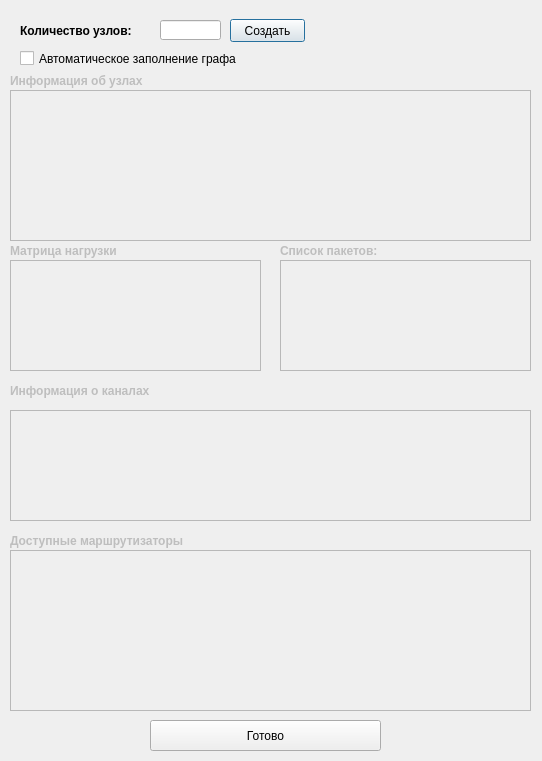
qwsnxnjene/comp-networks, file input.ui: the form before one commit.
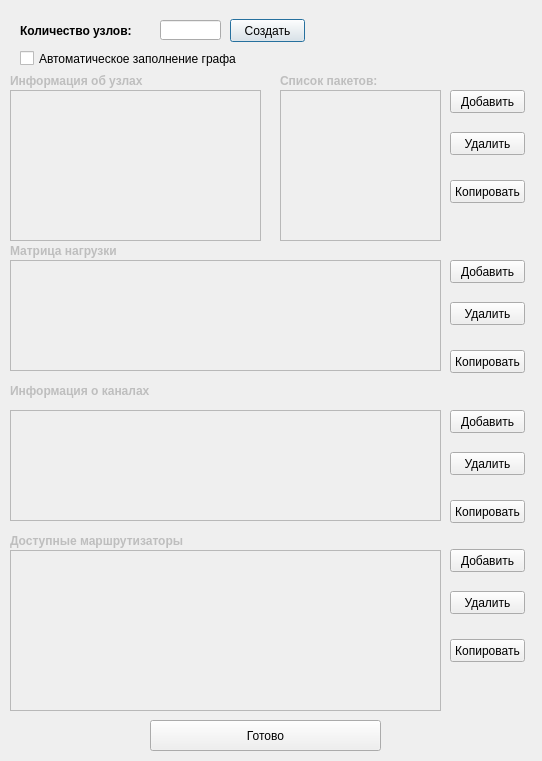
The form after the commit.

Commit message: add input functionality

Diff of the .ui file:
```diff
--- a/input.ui
+++ b/input.ui
@@ -50,7 +50,7 @@
     <rect>
      <x>10</x>
      <y>90</y>
-     <width>521</width>
+     <width>251</width>
      <height>151</height>
     </rect>
    </property>
@@ -107,7 +107,7 @@
     <rect>
      <x>10</x>
      <y>260</y>
-     <width>251</width>
+     <width>431</width>
      <height>111</height>
     </rect>
    </property>
@@ -120,7 +120,7 @@
     <rect>
      <x>10</x>
      <y>550</y>
-     <width>521</width>
+     <width>431</width>
      <height>161</height>
     </rect>
    </property>
@@ -155,7 +155,7 @@
     <rect>
      <x>10</x>
      <y>410</y>
-     <width>521</width>
+     <width>431</width>
      <height>111</height>
     </rect>
    </property>
@@ -215,9 +215,9 @@
    <property name="geometry">
     <rect>
      <x>280</x>
-     <y>260</y>
-     <width>251</width>
-     <height>111</height>
+     <y>90</y>
+     <width>161</width>
+     <height>151</height>
     </rect>
    </property>
   </widget>
@@ -228,7 +228,7 @@
    <property name="geometry">
     <rect>
      <x>280</x>
-     <y>230</y>
+     <y>60</y>
      <width>131</width>
      <height>41</height>
     </rect>
@@ -256,6 +256,162 @@
     <string>Готово</string>
    </property>
   </widget>
+  <widget class="QPushButton" name="addButtonLoads">
+   <property name="geometry">
+    <rect>
+     <x>450</x>
+     <y>260</y>
+     <width>75</width>
+     <height>23</height>
+    </rect>
+   </property>
+   <property name="text">
+    <string>Добавить</string>
+   </property>
+  </widget>
+  <widget class="QPushButton" name="deleteButtonLoads">
+   <property name="geometry">
+    <rect>
+     <x>450</x>
+     <y>302</y>
+     <width>75</width>
+     <height>23</height>
+    </rect>
+   </property>
+   <property name="text">
+    <string>Удалить</string>
+   </property>
+  </widget>
+  <widget class="QPushButton" name="copyButtonLoads">
+   <property name="geometry">
+    <rect>
+     <x>450</x>
+     <y>350</y>
+     <width>75</width>
+     <height>23</height>
+    </rect>
+   </property>
+   <property name="text">
+    <string>Копировать</string>
+   </property>
+  </widget>
+  <widget class="QPushButton" name="copyButtonPackages">
+   <property name="geometry">
+    <rect>
+     <x>450</x>
+     <y>180</y>
+     <width>75</width>
+     <height>23</height>
+    </rect>
+   </property>
+   <property name="text">
+    <string>Копировать</string>
+   </property>
+  </widget>
+  <widget class="QPushButton" name="deleteButtonPackages">
+   <property name="geometry">
+    <rect>
+     <x>450</x>
+     <y>132</y>
+     <width>75</width>
+     <height>23</height>
+    </rect>
+   </property>
+   <property name="text">
+    <string>Удалить</string>
+   </property>
+  </widget>
+  <widget class="QPushButton" name="addButtonPackages">
+   <property name="geometry">
+    <rect>
+     <x>450</x>
+     <y>90</y>
+     <width>75</width>
+     <height>23</height>
+    </rect>
+   </property>
+   <property name="text">
+    <string>Добавить</string>
+   </property>
+  </widget>
+  <widget class="QPushButton" name="addButtonChannels">
+   <property name="geometry">
+    <rect>
+     <x>450</x>
+     <y>410</y>
+     <width>75</width>
+     <height>23</height>
+    </rect>
+   </property>
+   <property name="text">
+    <string>Добавить</string>
+   </property>
+  </widget>
+  <widget class="QPushButton" name="copyButtonChannels">
+   <property name="geometry">
+    <rect>
+     <x>450</x>
+     <y>500</y>
+     <width>75</width>
+     <height>23</height>
+    </rect>
+   </property>
+   <property name="text">
+    <string>Копировать</string>
+   </property>
+  </widget>
+  <widget class="QPushButton" name="deleteButtonChannels">
+   <property name="geometry">
+    <rect>
+     <x>450</x>
+     <y>452</y>
+     <width>75</width>
+     <height>23</height>
+    </rect>
+   </property>
+   <property name="text">
+    <string>Удалить</string>
+   </property>
+  </widget>
+  <widget class="QPushButton" name="deleteButtonRouters">
+   <property name="geometry">
+    <rect>
+     <x>450</x>
+     <y>591</y>
+     <width>75</width>
+     <height>23</height>
+    </rect>
+   </property>
+   <property name="text">
+    <string>Удалить</string>
+   </property>
+  </widget>
+  <widget class="QPushButton" name="copyButtonRouters">
+   <property name="geometry">
+    <rect>
+     <x>450</x>
+     <y>639</y>
+     <width>75</width>
+     <height>23</height>
+    </rect>
+   </property>
+   <property name="text">
+    <string>Копировать</string>
+   </property>
+  </widget>
+  <widget class="QPushButton" name="addButtonRouters">
+   <property name="geometry">
+    <rect>
+     <x>450</x>
+     <y>549</y>
+     <width>75</width>
+     <height>23</height>
+    </rect>
+   </property>
+   <property name="text">
+    <string>Добавить</string>
+   </property>
+  </widget>
   <zorder>labelInput</zorder>
   <zorder>inputNumOfPoints</zorder>
   <zorder>labelInput_2</zorder>
```
Left out of the diff: 12 changed lines with no effect on the pictures. The commit also changes 7 other files.
